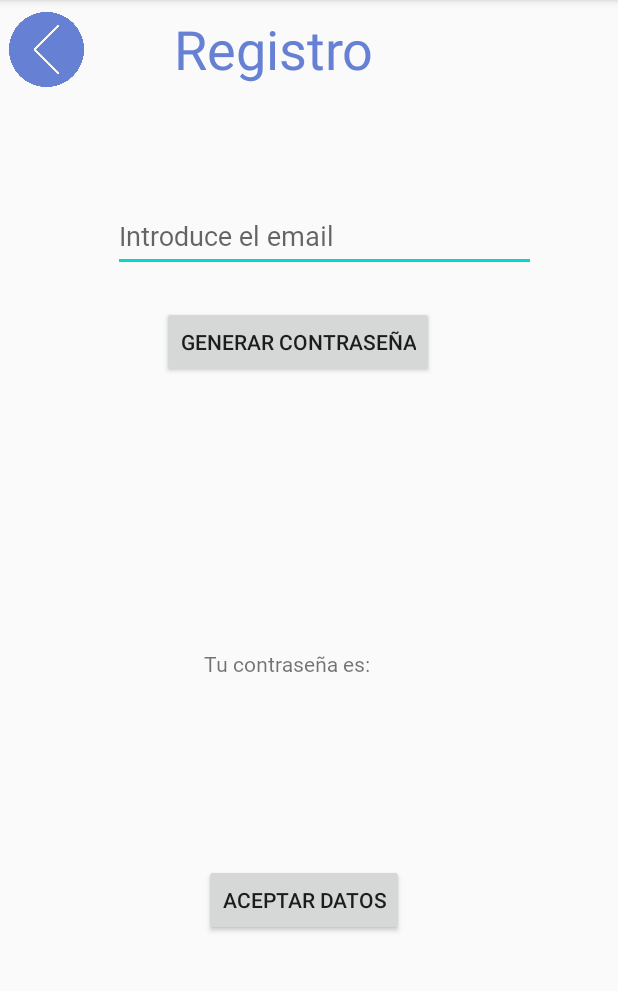
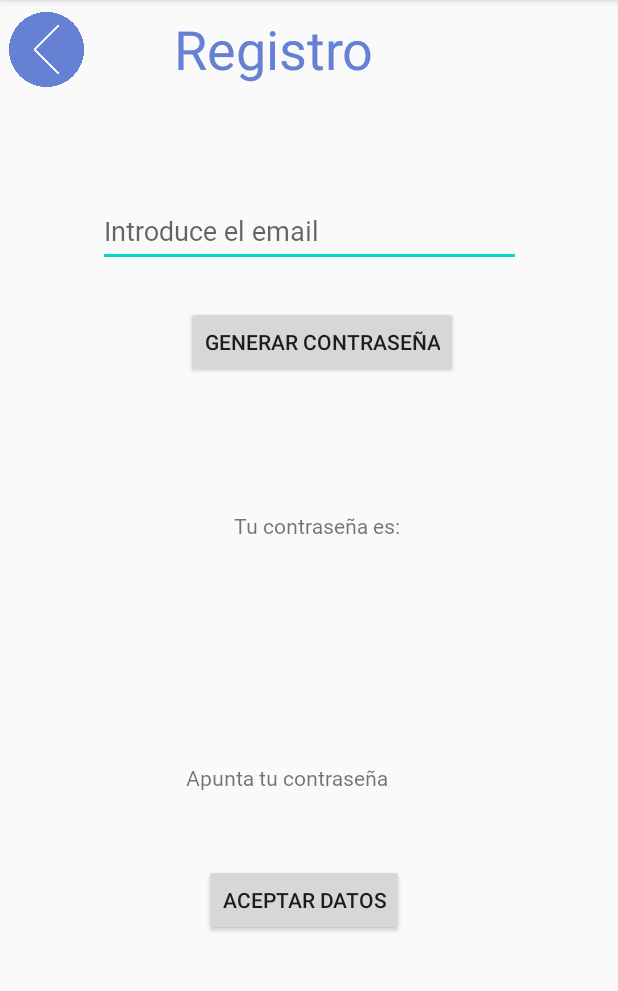
Before and after one commit to Alejandro1793/Proyecto, an Android app: the RegistroNuevo screen opened directly, with no data from a screen before it, on a phone screen of 412 x 824 dp, the part 84-1075 px from its top. Run offline under Robolectric (Android 15) with nearby library versions, the phone set to English and light mode, and no system bars; our stand-ins replace Firebase (no records; nobody signed in at launch, a user with empty details on screens opened directly); Roboto replaces fonts that are not available here.

Commit message:
Día 27/03

```diff
--- a/app/src/main/java/com/frutosajniahperez/proyecto/RegistroNuevo.java
+++ b/app/src/main/java/com/frutosajniahperez/proyecto/RegistroNuevo.java
@@ -8,6 +8,7 @@ import android.os.Bundle;
 import android.util.Log;
 import android.view.View;
 import android.widget.Button;
+import android.widget.ImageView;
 import android.widget.TextView;
 import android.widget.Toast;
 
@@ -26,6 +27,7 @@ public class RegistroNuevo extends AppCompatActivity {
     Button btnGenerar, btnAceptarDatos;
     TextView txtPassGenerada, txtEmail;
     FirebaseAuth mAuth;
+    ImageView btnRegresar;
 
     @Override
     protected void onCreate(Bundle savedInstanceState) {
@@ -33,6 +35,7 @@ public class RegistroNuevo extends AppCompatActivity {
         setContentView(R.layout.activity_registro_nuevo_2b);
 
         btnGenerar = findViewById(R.id.btnGenerar);
+        btnRegresar = findViewById(R.id.btnRegresar);
         txtPassGenerada = findViewById(R.id.txtPassGenerada);
         txtEmail = findViewById(R.id.txtEmail);
         btnAceptarDatos = findViewById(R.id.btnAceptarDatos);
@@ -44,6 +47,8 @@ public class RegistroNuevo extends AppCompatActivity {
             public void onClick(View v) {
                 if (comprobarEmail(txtEmail.getText().toString())){
                     txtPassGenerada.setText(GeneradorContraseña.getPassword());
+                    txtEmail.setEnabled(false);
+                    btnGenerar.setEnabled(false);
                 } else {
                     Toast.makeText(RegistroNuevo.this, "Email incorrecto", Toast.LENGTH_LONG).show();
                     txtEmail.setText("");
@@ -76,6 +81,14 @@ public class RegistroNuevo extends AppCompatActivity {
                         });
             }
         });
+
+        btnRegresar.setOnClickListener(new View.OnClickListener() {
+            @Override
+            public void onClick(View v) {
+                startActivity(new Intent(RegistroNuevo.this, Principal.class));
+                finish();
+            }
+        });
     }
 
     public boolean comprobarEmail(String email){
--- a/app/src/main/res/layout/activity_pantalla_inicio_3.xml
+++ b/app/src/main/res/layout/activity_pantalla_inicio_3.xml
@@ -23,7 +23,7 @@
         android:layout_height="wrap_content"
         android:layout_marginEnd="116dp"
         android:layout_marginRight="116dp"
-        android:layout_marginBottom="388dp"
+        android:layout_marginBottom="416dp"
         android:text="Entrar como profesor"
         app:layout_constraintBottom_toBottomOf="parent"
         app:layout_constraintEnd_toEndOf="parent" />
--- a/app/src/main/res/layout/activity_registro_nuevo_2b.xml
+++ b/app/src/main/res/layout/activity_registro_nuevo_2b.xml
@@ -48,8 +48,8 @@
         android:id="@+id/btnGenerar"
         android:layout_width="wrap_content"
         android:layout_height="wrap_content"
-        android:layout_marginStart="108dp"
-        android:layout_marginLeft="108dp"
+        android:layout_marginStart="124dp"
+        android:layout_marginLeft="124dp"
         android:layout_marginTop="204dp"
         android:text="@string/generar_contra"
         app:layout_constraintStart_toStartOf="parent"
@@ -59,9 +59,9 @@
         android:id="@+id/label"
         android:layout_width="wrap_content"
         android:layout_height="wrap_content"
-        android:layout_marginStart="136dp"
-        android:layout_marginLeft="136dp"
-        android:layout_marginBottom="316dp"
+        android:layout_marginStart="156dp"
+        android:layout_marginLeft="156dp"
+        android:layout_marginBottom="408dp"
         android:fontFamily="@font/nova_slim"
         android:text="@string/tu_contra_es"
         app:layout_constraintBottom_toBottomOf="parent"
@@ -71,9 +71,9 @@
         android:id="@+id/txtPassGenerada"
         android:layout_width="wrap_content"
         android:layout_height="wrap_content"
-        android:layout_marginStart="100dp"
-        android:layout_marginLeft="100dp"
-        android:layout_marginBottom="220dp"
+        android:layout_marginStart="96dp"
+        android:layout_marginLeft="96dp"
+        android:layout_marginBottom="312dp"
         android:fontFamily="@font/nova_slim"
         android:textSize="50sp"
         app:layout_constraintBottom_toBottomOf="parent"
@@ -106,9 +106,20 @@
         android:inputType="textEmailAddress"
         app:layout_constraintBottom_toTopOf="@+id/btnGenerar"
         app:layout_constraintEnd_toEndOf="parent"
-        app:layout_constraintHorizontal_bias="0.592"
         app:layout_constraintStart_toStartOf="parent"
         app:layout_constraintTop_toBottomOf="@+id/linearLayout"
-        app:layout_constraintVertical_bias="0.0" />
+        app:layout_constraintVertical_bias="1.0" />
+
+    <TextView
+        android:id="@+id/label2"
+        android:layout_width="wrap_content"
+        android:layout_height="wrap_content"
+        android:layout_marginBottom="240dp"
+        android:fontFamily="@font/nova_slim"
+        android:text="Apunta tu contraseña"
+        app:layout_constraintBottom_toBottomOf="parent"
+        app:layout_constraintEnd_toEndOf="parent"
+        app:layout_constraintHorizontal_bias="0.447"
+        app:layout_constraintStart_toStartOf="parent" />
 
 </androidx.constraintlayout.widget.ConstraintLayout>
```
Also changed, not shown: app/src/main/java/com/frutosajniahperez/proyecto/MainActivity.java (+11 -0 lines), app/src/main/res/layout/activity_principal_1.xml (+14 -20 lines), app/src/main/res/layout/activity_registro_colegio.xml (+11 -11 lines), app/src/main/res/drawable-v24/logo.png (renamed from app/src/main/res/drawable/Logo.png).
